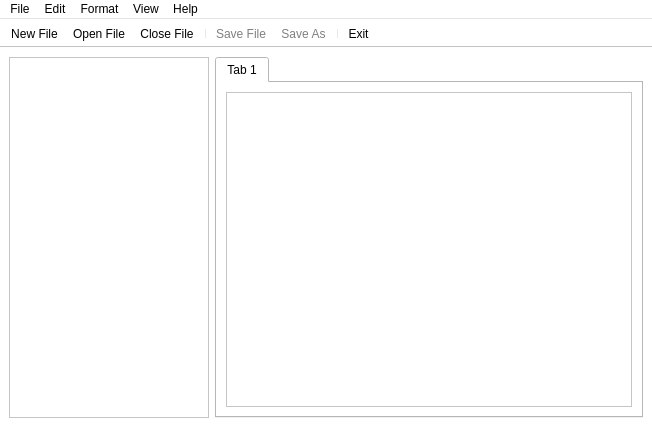
The window that mainwindow.ui (TruePadawan/Notepad--) describes before a commit, drawn with Qt 5.
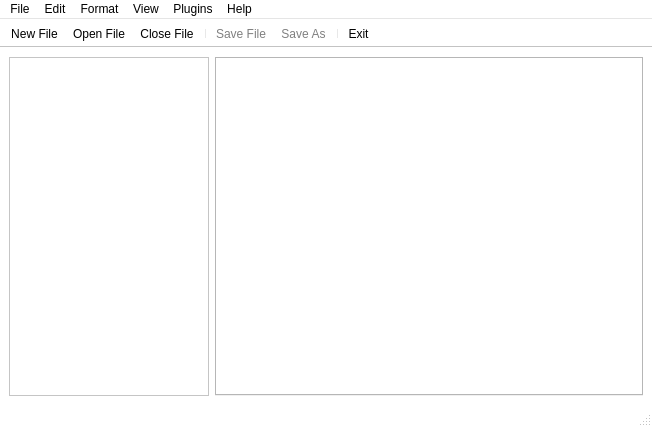
The same window after the commit. Icons and pictures are not drawn.

Patch:
```diff
--- a/mainwindow.ui
+++ b/mainwindow.ui
@@ -496,28 +496,6 @@
         <property name="currentIndex">
          <number>0</number>
         </property>
-        <widget class="QWidget" name="tab_9">
-         <property name="styleSheet">
-          <string notr="true"/>
-         </property>
-         <attribute name="title">
-          <string>Tab 1</string>
-         </attribute>
-         <layout class="QVBoxLayout" name="verticalLayout_2">
-          <item>
-           <widget class="QTextEdit" name="textEdit">
-            <property name="font">
-             <font>
-              <family>Monospac821 BT</family>
-              <pointsize>10</pointsize>
-              <weight>50</weight>
-              <bold>false</bold>
-             </font>
-            </property>
-           </widget>
-          </item>
-         </layout>
-        </widget>
        </widget>
       </item>
      </layout>
@@ -611,10 +589,17 @@
     </property>
     <addaction name="actionFont"/>
    </widget>
+   <widget class="QMenu" name="menuPlugins">
+    <property name="title">
+     <string>Plugins</string>
+    </property>
+    <addaction name="actionPaste_to_Pastebin"/>
+   </widget>
    <addaction name="menuFile"/>
    <addaction name="menuEdit"/>
    <addaction name="menuFormat"/>
    <addaction name="menuView"/>
+   <addaction name="menuPlugins"/>
    <addaction name="menuHelp"/>
   </widget>
   <widget class="QToolBar" name="toolBar">
@@ -642,6 +627,7 @@
    <addaction name="separator"/>
    <addaction name="actionExit"/>
   </widget>
+  <widget class="QStatusBar" name="statusBar"/>
   <action name="actionNew_File">
    <property name="icon">
     <iconset resource="resource.qrc">
```
Left out of the diff: 9 changed lines with no effect on the pictures.
